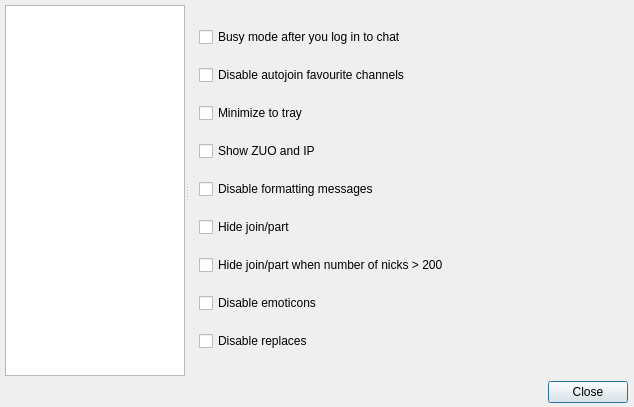
First picture: the form in ui/options.ui, repository gitter-badger/simplechatclient, before the edit.
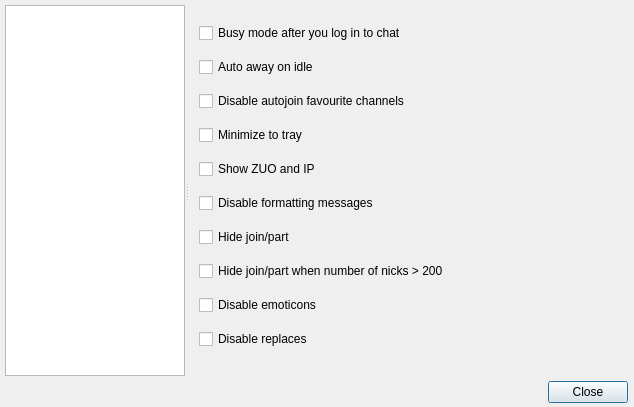
Second picture: the form after the edit. The open tabs and pages were chosen to show the change. Icons and pictures are not drawn.

Commit message: added auto away option

Diff of the .ui file:
```diff
--- a/ui/options.ui
+++ b/ui/options.ui
@@ -1278,6 +1278,13 @@
          </property>
         </widget>
        </item>
+       <item>
+        <widget class="QCheckBox" name="checkBox_auto_away">
+         <property name="text">
+          <string>Auto away on idle</string>
+         </property>
+        </widget>
+       </item>
        <item>
         <widget class="QCheckBox" name="checkBox_disable_autojoin_favourites">
          <property name="text">
```
The commit also changes 6 other files.
